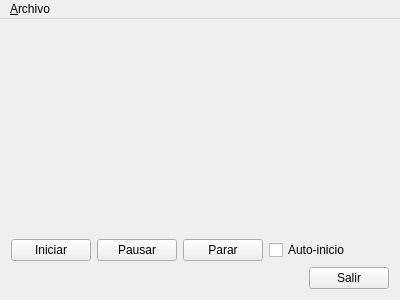
This is Capturer/imageviewerwindow.ui in Universidad-de-La-Laguna/gii-soa-videovigilancia-capturer as Qt 5 draws it before an edit. The edited form follows.
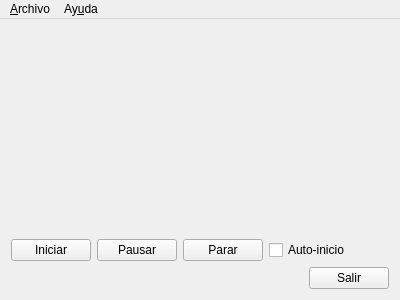
This is the edited form.

The edit to the form file:
```diff
--- a/Capturer/imageviewerwindow.ui
+++ b/Capturer/imageviewerwindow.ui
@@ -118,7 +118,14 @@
     <addaction name="actionAbrir"/>
     <addaction name="actionSalir"/>
    </widget>
+   <widget class="QMenu" name="menuAy_uda">
+    <property name="title">
+     <string>Ay&amp;uda</string>
+    </property>
+    <addaction name="actionAcerca_de"/>
+   </widget>
    <addaction name="menu_Archivo"/>
+   <addaction name="menuAy_uda"/>
   </widget>
   <action name="actionAbrir">
    <property name="text">
```
Left out of the diff: 5 changed lines with no effect on the pictures.
